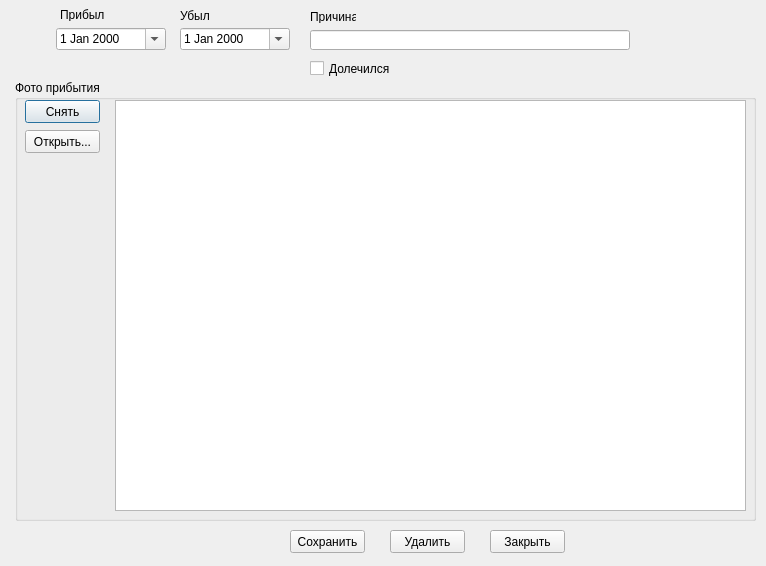
The window that arrive_form.ui (moisizz/Rehab-Database-Client) describes before a commit, drawn with Qt 5.
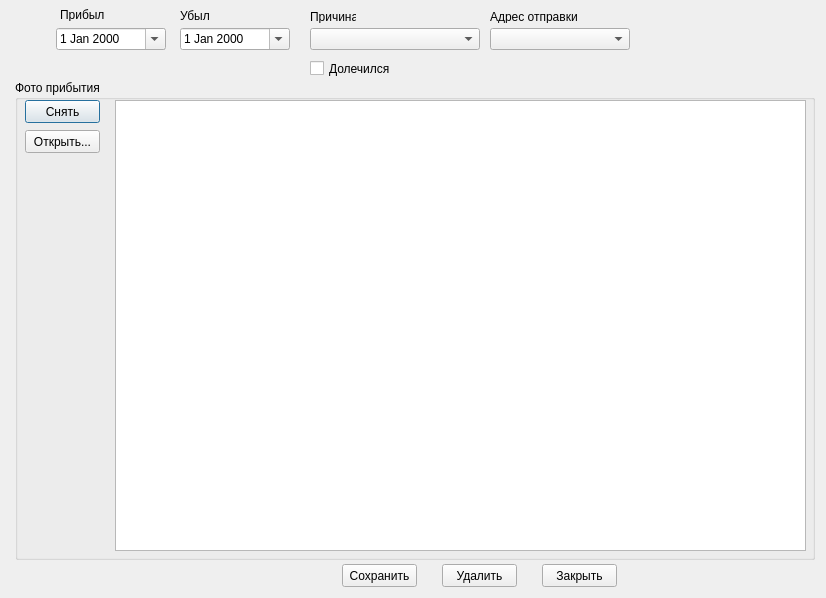
The same window after the commit.

Diff of the .ui file:
```diff
--- a/arrive_form.ui
+++ b/arrive_form.ui
@@ -6,8 +6,8 @@
    <rect>
     <x>0</x>
     <y>0</y>
-    <width>766</width>
-    <height>566</height>
+    <width>826</width>
+    <height>598</height>
    </rect>
   </property>
   <property name="windowTitle">
@@ -52,16 +52,6 @@
     <string>Причина</string>
    </property>
   </widget>
-  <widget class="QLineEdit" name="leave_cause">
-   <property name="geometry">
-    <rect>
-     <x>310</x>
-     <y>30</y>
-     <width>320</width>
-     <height>20</height>
-    </rect>
-   </property>
-  </widget>
   <widget class="QDateEdit" name="arrive_date">
    <property name="geometry">
     <rect>
@@ -93,8 +83,8 @@
     <rect>
      <x>15</x>
      <y>80</y>
-     <width>741</width>
-     <height>441</height>
+     <width>800</width>
+     <height>480</height>
     </rect>
    </property>
    <property name="title">
@@ -105,8 +95,8 @@
      <rect>
       <x>100</x>
       <y>20</y>
-      <width>631</width>
-      <height>411</height>
+      <width>691</width>
+      <height>451</height>
      </rect>
     </property>
    </widget>
@@ -140,8 +130,8 @@
   <widget class="QPushButton" name="saveButton">
    <property name="geometry">
     <rect>
-     <x>290</x>
-     <y>530</y>
+     <x>342</x>
+     <y>564</y>
      <width>75</width>
      <height>23</height>
     </rect>
@@ -153,8 +143,8 @@
   <widget class="QPushButton" name="deleteButton">
    <property name="geometry">
     <rect>
-     <x>390</x>
-     <y>530</y>
+     <x>442</x>
+     <y>564</y>
      <width>75</width>
      <height>23</height>
     </rect>
@@ -166,8 +156,8 @@
   <widget class="QPushButton" name="closeButton">
    <property name="geometry">
     <rect>
-     <x>490</x>
-     <y>530</y>
+     <x>542</x>
+     <y>564</y>
      <width>75</width>
      <height>23</height>
     </rect>
@@ -189,6 +179,39 @@
     <string>Долечился</string>
    </property>
   </widget>
+  <widget class="QComboBox" name="leave_cause_id">
+   <property name="geometry">
+    <rect>
+     <x>310</x>
+     <y>28</y>
+     <width>170</width>
+     <height>22</height>
+    </rect>
+   </property>
+  </widget>
+  <widget class="QComboBox" name="send_address_id">
+   <property name="geometry">
+    <rect>
+     <x>490</x>
+     <y>28</y>
+     <width>140</width>
+     <height>22</height>
+    </rect>
+   </property>
+  </widget>
+  <widget class="QLabel" name="send_address_id_label">
+   <property name="geometry">
+    <rect>
+     <x>490</x>
+     <y>10</y>
+     <width>90</width>
+     <height>13</height>
+    </rect>
+   </property>
+   <property name="text">
+    <string>Адрес отправки</string>
+   </property>
+  </widget>
  </widget>
  <resources/>
  <connections/>
```
Left out of the diff: 16 changed lines with no effect on the pictures.
